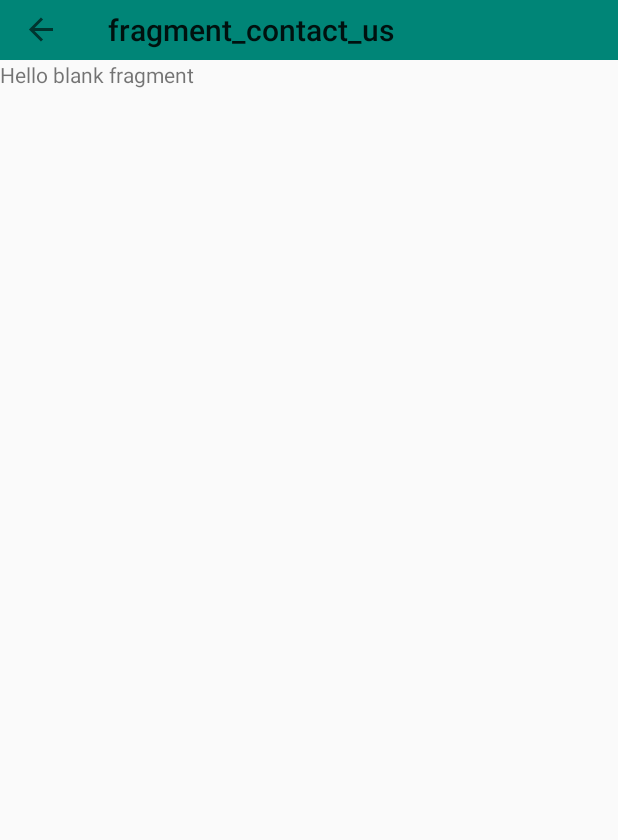
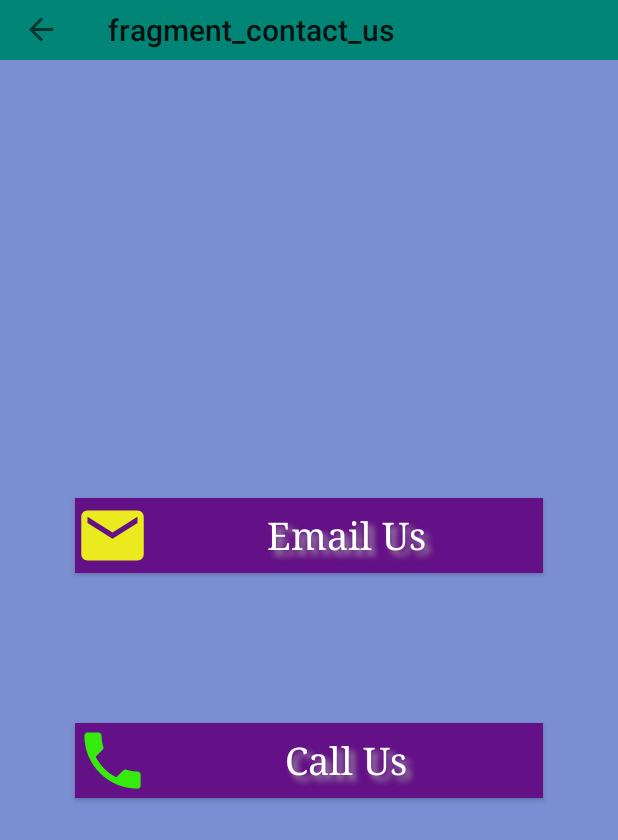
Before and after one commit to MohammedIbrahim01/RealEstateInvest, an Android app: the ContactUsFragment screen opened through its navigation route, on a phone screen of 412 x 824 dp. Shown: the top 840 px of the screen. Run offline under Robolectric (Android 15) with nearby library versions, the phone set to English and light mode, and no system bars; our stand-ins replace navigation-ui.

Commit message:
make up the contact us fragment

```diff
--- a/app/src/main/AndroidManifest.xml
+++ b/app/src/main/AndroidManifest.xml
@@ -1,7 +1,7 @@
 <?xml version="1.0" encoding="utf-8"?>
 <manifest xmlns:android="http://schemas.android.com/apk/res/android"
     package="com.abdelazim.x.realestateinvest">
-
+    <uses-permission android:name="android.permission.CALL_PHONE" />
     <application
         android:allowBackup="true"
         android:icon="@mipmap/ic_launcher"
--- a/app/src/main/java/com/abdelazim/x/realestateinvest/contact_us/ContactUsFragment.java
+++ b/app/src/main/java/com/abdelazim/x/realestateinvest/contact_us/ContactUsFragment.java
@@ -1,11 +1,16 @@
 package com.abdelazim.x.realestateinvest.contact_us;
 
 
+import android.content.Intent;
+import android.net.Uri;
 import android.os.Bundle;
+import android.support.annotation.NonNull;
+import android.support.annotation.Nullable;
 import android.support.v4.app.Fragment;
 import android.view.LayoutInflater;
 import android.view.View;
 import android.view.ViewGroup;
+import android.widget.Button;
 
 import com.abdelazim.x.realestateinvest.R;
 
@@ -14,7 +19,7 @@ import com.abdelazim.x.realestateinvest.R;
  * A simple {@link Fragment} subclass.
  */
 public class ContactUsFragment extends Fragment {
-
+    Button btnCallUs, btnEmailUs;
 
     public ContactUsFragment() {
         // Required empty public constructor
@@ -25,7 +30,36 @@ public class ContactUsFragment extends Fragment {
     public View onCreateView(LayoutInflater inflater, ViewGroup container,
                              Bundle savedInstanceState) {
         // Inflate the layout for this fragment
-        return inflater.inflate(R.layout.fragment_contact_us, container, false);
+        View view = LayoutInflater.from(getContext()).inflate(R.layout.fragment_contact_us, container, false);
+        btnCallUs = view.findViewById(R.id.btnCallUs);
+        btnEmailUs = view.findViewById(R.id.btnEmailUs);
+        return view;
+    }
+
+    @Override
+    public void onViewCreated(@NonNull View view, @Nullable Bundle savedInstanceState) {
+        btnEmailUs.setOnClickListener(new View.OnClickListener() {
+            @Override
+            public void onClick(View v) {
+                Intent emailIntent = new Intent(Intent.ACTION_SENDTO, Uri.fromParts(
+                        "mailto", "abdelaziz.elantaky@gmail.com", null));
+                emailIntent.putExtra(Intent.EXTRA_SUBJECT, "drop apartment code here");
+                emailIntent.putExtra(Intent.EXTRA_TEXT, "kindly arrange meeting for me to discuss about this apartment");
+                startActivity(Intent.createChooser(emailIntent, "Send email..."));
+
+            }
+        });
+        btnCallUs.setOnClickListener(new View.OnClickListener() {
+            @Override
+            public void onClick(View v) {
+                Intent dialIntent = new Intent();
+                dialIntent.setAction(Intent.ACTION_DIAL);
+                dialIntent.setData(Uri.parse("tel:0109996126"));
+                startActivity(dialIntent);
+            }
+        });
+
+        super.onViewCreated(view, savedInstanceState);
     }
 
 }
--- a/app/src/main/java/com/abdelazim/x/realestateinvest/favorites/FavoritesFragment.java
+++ b/app/src/main/java/com/abdelazim/x/realestateinvest/favorites/FavoritesFragment.java
@@ -45,7 +45,6 @@ public class FavoritesFragment extends Fragment implements FavoritesAdapter.OnLi
     private void initViews(View view) {
 
         favoritesRecyclerView = view.findViewById(R.id.favorites_recyclerView);
-
         favoritesRecyclerView.setLayoutManager(new LinearLayoutManager(getContext()));
         favoritesRecyclerView.setHasFixedSize(true);
         favoritesRecyclerView.setAdapter(new FavoritesAdapter(this));
--- /dev/null
+++ b/app/src/main/res/drawable/icon_call.xml
@@ -0,0 +1,5 @@
+<vector android:height="50dp" android:tint="#37EA0E"
+    android:viewportHeight="24.0" android:viewportWidth="24.0"
+    android:width="50dp" xmlns:android="http://schemas.android.com/apk/res/android">
+    <path android:fillColor="#FF000000" android:pathData="M6.62,10.79c1.44,2.83 3.76,5.14 6.59,6.59l2.2,-2.2c0.27,-0.27 0.67,-0.36 1.02,-0.24 1.12,0.37 2.33,0.57 3.57,0.57 0.55,0 1,0.45 1,1V20c0,0.55 -0.45,1 -1,1 -9.39,0 -17,-7.61 -17,-17 0,-0.55 0.45,-1 1,-1h3.5c0.55,0 1,0.45 1,1 0,1.25 0.2,2.45 0.57,3.57 0.11,0.35 0.03,0.74 -0.25,1.02l-2.2,2.2z"/>
+</vector>
--- /dev/null
+++ b/app/src/main/res/drawable/icon_email.xml
@@ -0,0 +1,5 @@
+<vector android:height="50dp" android:tint="#EAEA1F"
+    android:viewportHeight="24.0" android:viewportWidth="24.0"
+    android:width="50dp" xmlns:android="http://schemas.android.com/apk/res/android">
+    <path android:fillColor="#FF000000" android:pathData="M20,4L4,4c-1.1,0 -1.99,0.9 -1.99,2L2,18c0,1.1 0.9,2 2,2h16c1.1,0 2,-0.9 2,-2L22,6c0,-1.1 -0.9,-2 -2,-2zM20,8l-8,5 -8,-5L4,6l8,5 8,-5v2z"/>
+</vector>
--- a/app/src/main/res/layout/fragment_contact_us.xml
+++ b/app/src/main/res/layout/fragment_contact_us.xml
@@ -3,12 +3,57 @@
     xmlns:tools="http://schemas.android.com/tools"
     android:layout_width="match_parent"
     android:layout_height="match_parent"
+    android:layout_gravity="center"
+    android:orientation="vertical"
     tools:context=".contact_us.ContactUsFragment">
 
-    <!-- TODO: Update blank fragment layout -->
-    <TextView
+    <LinearLayout
         android:layout_width="match_parent"
+        android:gravity="center"
+        android:background="#921F3FB4"
         android:layout_height="match_parent"
-        android:text="@string/hello_blank_fragment" />
+        android:orientation="vertical">
+
+        <Button
+            android:id="@+id/btnEmailUs"
+            android:layout_width="match_parent"
+            android:layout_height="50dp"
+            android:drawableStart="@drawable/icon_email"
+            android:drawableLeft="@drawable/icon_email"
+            android:fontFamily="serif"
+            android:background="#641086"
+            android:layout_margin="50dp"
+            android:radius="10dp"
+            android:shadowColor="#A8A8A8"
+            android:shadowDx="5"
+            android:shadowDy="5"
+            android:shadowRadius="5"
+            android:text="Email Us"
+            android:textAllCaps="false"
+            android:textColor="#ffffff"
+            android:textSize="25sp" />
+
+        <Button
+            android:id="@+id/btnCallUs"
+            android:layout_width="match_parent"
+            android:layout_height="50dp"
+            android:drawableStart="@drawable/icon_call"
+            android:drawableLeft="@drawable/icon_call"
+            android:fontFamily="serif"
+            android:background="#641086"
+            android:layout_margin="50dp"
+            android:radius="10dp"
+            android:shadowColor="#A8A8A8"
+            android:shadowDx="5"
+            android:shadowDy="5"
+            android:shadowRadius="5"
+            android:text="Call Us"
+            android:textAllCaps="false"
+            android:textColor="#ffffff"
+            android:textSize="25sp" />
+
+
+    </LinearLayout>
+
 
 </FrameLayout>
--- a/build.gradle
+++ b/build.gradle
@@ -7,7 +7,7 @@ buildscript {
 
     }
     dependencies {
-        classpath 'com.android.tools.build:gradle:3.3.0'
+        classpath 'com.android.tools.build:gradle:3.3.1'
 
         // NOTE: Do not place your application dependencies here; they belong
         // in the individual module build.gradle files
```
Also changed, not shown: app/src/main/java/com/abdelazim/x/realestateinvest/favorites/FavoritesAdapter.java (line endings or trailing spaces).
